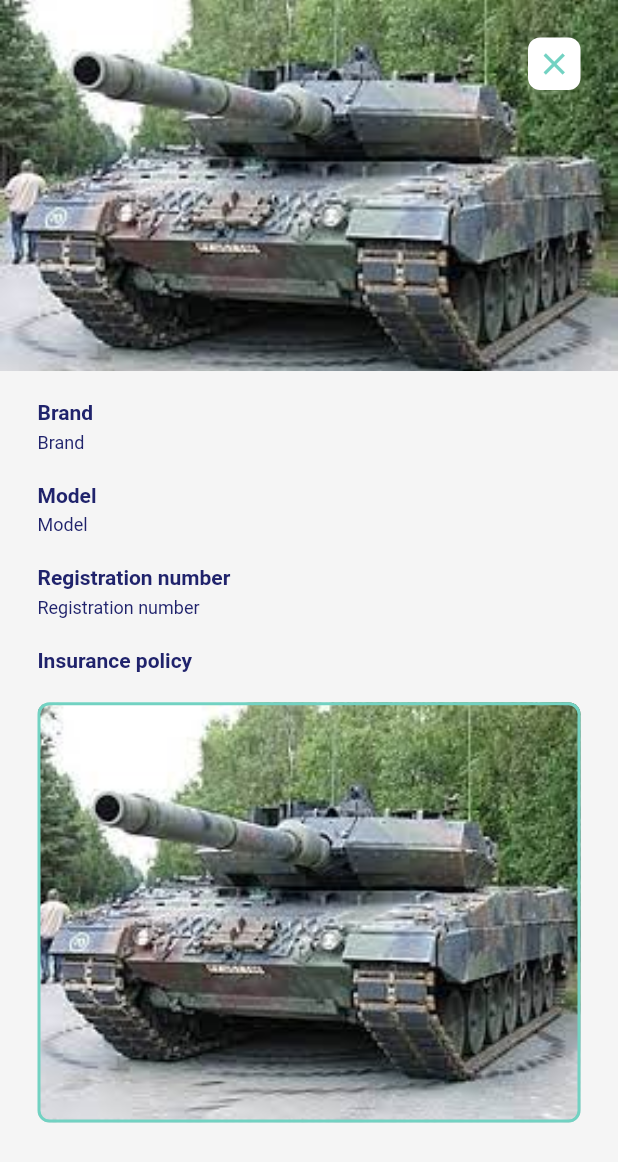
After one commit to m-zoubir/esiway_app, a Flutter app: the UserCarInfo screen opened directly, on a phone screen of 412 x 824 dp. The commit adds this screen. Shown: the top 1162 px of the screen. Run offline on Flutter 3.47's test engine with Material 2 defaults, Android fonts, the phone set to English and light mode, and no system bars; our stand-ins replace cloud_firestore, firebase_auth, firebase_core, firebase_storage, flutter_rating_bar, iconsax and 2 more; accounts and stored records are empty; Roboto replaces fonts that are missing (Montserat).

Commit message:
User profile + car user

```diff
--- /dev/null
+++ b/lib/Screens/Profile/user_car_info.dart
@@ -0,0 +1,103 @@
+import 'package:flutter/material.dart';
+
+import '../../SignIn_Up/widgets/prefixe_icon_button.dart';
+import '../../shared/constant.dart';
+import '../../shared/title_text_field.dart';
+
+class UserCarInfo extends StatefulWidget {
+   UserCarInfo({Key? key}) : super(key: key);
+
+  @override
+  State<UserCarInfo> createState() => _UserCarInfoState();
+}
+
+class _UserCarInfoState extends State<UserCarInfo> {
+   void back() {
+     Navigator.of(context).pop();
+   }
+
+  @override
+  Widget build(BuildContext context) {
+    return Scaffold(
+      backgroundColor: color3,
+      body: SafeArea(
+        child: Column(
+          children: [
+            Container(
+              width: MediaQuery.of(context).size.width,
+              height: MediaQuery.of(context).size.height * 0.3,
+              decoration: BoxDecoration(
+                image: DecorationImage(
+                  fit: BoxFit.cover,
+                  image: AssetImage("Assets/Images/vehicle.jpeg"),
+                ),
+              ),
+              child: Padding(
+                padding: EdgeInsets.all(25.0),
+                child: Column(
+                  crossAxisAlignment: CrossAxisAlignment.end,
+                  mainAxisAlignment: MainAxisAlignment.start,
+                  children: [
+
+                    InkWell(
+                      onTap: () => back(),
+                      child: Container(
+                        height: 35,
+                        width: 35,
+                        decoration: BoxDecoration(
+                            color: Colors.white,
+                            borderRadius: BorderRadius.circular(8)),
+                        child: Center(
+                          child: Icon(color: vert, Icons.close),
+                        ),
+                      ),
+
+                    ),
+                  ],
+                ),
+              ),
+            ),
+            Padding(
+              padding: const EdgeInsets.symmetric(vertical: 20.0 , horizontal: 25),
+              child: Column(
+                crossAxisAlignment: CrossAxisAlignment.stretch,
+                children: [
+                  TitleTextFeild(title: "Brand" ),
+                  SizedBox(height: 5,),
+                  Text("Brand", style:TextStyle(color: bleu_bg , fontSize: 12 , fontWeight: FontWeight.normal , fontFamily: "Montserat"),),
+                  SizedBox(height: 20,),
+                  TitleTextFeild(title: "Model" ),
+                  SizedBox(height: 5,),
+                  Text("Model", style:TextStyle(color: bleu_bg , fontSize: 12 , fontWeight: FontWeight.normal , fontFamily: "Montserat"),),
+                  SizedBox(height: 20,),
+                  TitleTextFeild(title: "Registration number" ),
+                  SizedBox(height: 5,),
+                  Text("Registration number", style:TextStyle(color: bleu_bg , fontSize: 12 , fontWeight: FontWeight.normal , fontFamily: "Montserat"),),
+                  SizedBox(height: 20,),
+                  TitleTextFeild(title: "Insurance policy" ),
+                  SizedBox(height: 20,),
+                  Container(
+                    width: MediaQuery.of(context).size.width,
+                    height: MediaQuery.of(context).size.height * 0.34,
+                    decoration: BoxDecoration(
+                      border: Border.all(color: vert , width: 2),
+                      borderRadius: BorderRadius.circular(8),
+                      image: DecorationImage(
+                        fit: BoxFit.cover,
+                        image: AssetImage("Assets/Images/vehicle.jpeg"),
+                      ),
+                    ),
+                 )
+
+
+                ],
+              ),
+            ) ,
+
+
+          ],
+        ),
+      ),
+    );
+  }
+}
--- a/lib/SignIn_Up/signup_page.dart
+++ b/lib/SignIn_Up/signup_page.dart
@@ -124,6 +124,7 @@ class _SignUpPageState extends State<SignUpPage> with UserValidation {
                                 color: const Color(0xff20236C)),
                             SizedBox(height: hauteur * 0.03),
                             Text_Field(
+                              type: TextInputType.emailAddress,
                               hinttext: "Enter your email",
                               validate: emailvalidate,
                               bottomheigh: 14,
@@ -150,6 +151,7 @@ class _SignUpPageState extends State<SignUpPage> with UserValidation {
                               error:  "Reconfirm your password ",
                             ),
                             Text_Field(
+                              type:   TextInputType.phone,
                               hinttext: "+213 |",
                               validate: phonevalidate,
                               bottomheigh: 30,
--- a/lib/main.dart
+++ b/lib/main.dart
@@ -267,6 +267,7 @@ class _HomeState extends State<Home> {
 
 //----------------------------------------------------------------------------------------------------------------------------------
 
+import 'package:esiway/Screens/Profile/user_profile.dart';
 import 'package:esiway/SignIn_Up/login_page.dart';
 import 'package:flutter/material.dart';
 import 'Screens/Profile/profile_screen.dart';
@@ -286,12 +287,11 @@ void main() async {
 class MyApp extends StatelessWidget {
   MyApp({super.key});
 
-  String path = "Assets/Images/vehicle.jpeg";
   @override
   Widget build(BuildContext context) {
     return MaterialApp(
       debugShowCheckedModeBanner: false,
-      home: LogInPage(),
+      home: UserProfile(),
     );
   }
 }
```
Also changed, not shown: lib/Screens/Profile/forgot_password_mailadress.dart (+43 -51 lines), lib/Screens/Profile/user_profile.dart (added, +135 -0 lines), lib/SignIn_Up/login_page.dart (+22 -11 lines).
